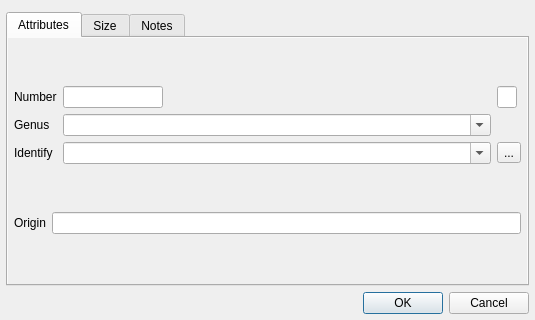
Qt form project-components/forms/features.ui (ArthurLion97/fossildigtools) before a commit.
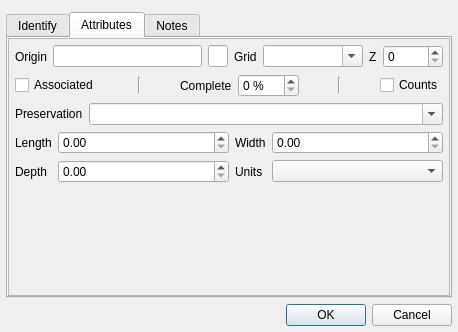
The same form after that commit. Icons and pictures are not drawn.

The edit to the form file:
```diff
--- a/project-components/forms/features.ui
+++ b/project-components/forms/features.ui
@@ -6,8 +6,8 @@
    <rect>
     <x>0</x>
     <y>0</y>
-    <width>535</width>
-    <height>320</height>
+    <width>458</width>
+    <height>332</height>
    </rect>
   </property>
   <property name="windowTitle">
@@ -31,9 +31,9 @@
      <property name="currentIndex">
       <number>0</number>
      </property>
-     <widget class="QWidget" name="attrTab">
+     <widget class="QWidget" name="identTab">
       <attribute name="title">
-       <string>Attributes</string>
+       <string>Identify</string>
       </attribute>
       <layout class="QVBoxLayout" name="verticalLayout_2">
        <property name="margin">
@@ -52,8 +52,8 @@
            <rect>
             <x>0</x>
             <y>0</y>
-            <width>517</width>
-            <height>243</height>
+            <width>440</width>
+            <height>255</height>
            </rect>
           </property>
           <layout class="QVBoxLayout" name="verticalLayout_3">
@@ -62,102 +62,202 @@
            </property>
            <item>
             <layout class="QGridLayout" name="gridLayout">
-             <item row="0" column="1">
-              <widget class="QLineEdit" name="number">
-               <property name="sizePolicy">
-                <sizepolicy hsizetype="Maximum" vsizetype="Fixed">
-                 <horstretch>0</horstretch>
-                 <verstretch>0</verstretch>
-                </sizepolicy>
-               </property>
-               <property name="minimumSize">
-                <size>
-                 <width>70</width>
-                 <height>0</height>
-                </size>
-               </property>
-               <property name="maximumSize">
-                <size>
-                 <width>100</width>
-                 <height>16777215</height>
-                </size>
-               </property>
-              </widget>
-             </item>
-             <item row="2" column="1">
-              <widget class="QComboBox" name="identify">
-               <property name="sizePolicy">
-                <sizepolicy hsizetype="Expanding" vsizetype="Fixed">
-                 <horstretch>0</horstretch>
-                 <verstretch>0</verstretch>
-                </sizepolicy>
-               </property>
-               <property name="minimumSize">
-                <size>
-                 <width>150</width>
-                 <height>0</height>
-                </size>
-               </property>
-               <property name="editable">
-                <bool>true</bool>
-               </property>
-              </widget>
-             </item>
-             <item row="1" column="1">
-              <widget class="QComboBox" name="genus">
-               <property name="sizePolicy">
-                <sizepolicy hsizetype="Expanding" vsizetype="Fixed">
-                 <horstretch>0</horstretch>
-                 <verstretch>0</verstretch>
-                </sizepolicy>
-               </property>
-               <property name="minimumSize">
-                <size>
-                 <width>150</width>
-                 <height>0</height>
-                </size>
-               </property>
-               <property name="editable">
-                <bool>true</bool>
-               </property>
-              </widget>
-             </item>
              <item row="0" column="0">
               <widget class="QLabel" name="label">
+               <property name="sizePolicy">
+                <sizepolicy hsizetype="Maximum" vsizetype="Preferred">
+                 <horstretch>0</horstretch>
+                 <verstretch>0</verstretch>
+                </sizepolicy>
+               </property>
                <property name="text">
                 <string>Number</string>
                </property>
               </widget>
              </item>
-             <item row="2" column="2">
-              <widget class="QToolButton" name="identBtn">
-               <property name="text">
-                <string>...</string>
-               </property>
-               <property name="icon">
-                <iconset resource="resources.qrc">
-                 <normaloff>:/fdt/icons/bone.svg</normaloff>:/fdt/icons/bone.svg</iconset>
-               </property>
-               <property name="popupMode">
-                <enum>QToolButton::InstantPopup</enum>
-               </property>
-              </widget>
+             <item row="1" column="1">
+              <layout class="QHBoxLayout" name="horizontalLayout_5">
+               <item>
+                <widget class="QComboBox" name="genus">
+                 <property name="sizePolicy">
+                  <sizepolicy hsizetype="Expanding" vsizetype="Fixed">
+                   <horstretch>0</horstretch>
+                   <verstretch>0</verstretch>
+                  </sizepolicy>
+                 </property>
+                 <property name="minimumSize">
+                  <size>
+                   <width>150</width>
+                   <height>0</height>
+                  </size>
+                 </property>
+                 <property name="editable">
+                  <bool>true</bool>
+                 </property>
+                </widget>
+               </item>
+               <item>
+                <spacer name="horizontalSpacer_2">
+                 <property name="orientation">
+                  <enum>Qt::Horizontal</enum>
+                 </property>
+                 <property name="sizeType">
+                  <enum>QSizePolicy::Fixed</enum>
+                 </property>
+                 <property name="sizeHint" stdset="0">
+                  <size>
+                   <width>38</width>
+                   <height>20</height>
+                  </size>
+                 </property>
+                </spacer>
+               </item>
+              </layout>
              </item>
-             <item row="0" column="2">
-              <widget class="QLineEdit" name="pkuid">
-               <property name="sizePolicy">
-                <sizepolicy hsizetype="Fixed" vsizetype="Fixed">
-                 <horstretch>0</horstretch>
-                 <verstretch>0</verstretch>
-                </sizepolicy>
-               </property>
-               <property name="maximumSize">
-                <size>
-                 <width>20</width>
-                 <height>16777215</height>
-                </size>
-               </property>
-              </widget>
+             <item row="0" column="1">
+              <layout class="QHBoxLayout" name="horizontalLayout">
+               <item>
+                <layout class="QHBoxLayout" name="horizontalLayout_7">
+                 <property name="spacing">
+                  <number>3</number>
+                 </property>
+                 <item>
+                  <widget class="QLineEdit" name="number">
+                   <property name="sizePolicy">
+                    <sizepolicy hsizetype="Maximum" vsizetype="Fixed">
+                     <horstretch>0</horstretch>
+                     <verstretch>0</verstretch>
+                    </sizepolicy>
+                   </property>
+                   <property name="minimumSize">
+                    <size>
+                     <width>70</width>
+                     <height>0</height>
+                    </size>
+                   </property>
+                   <property name="maximumSize">
+                    <size>
+                     <width>100</width>
+                     <height>16777215</height>
+                    </size>
+                   </property>
+                  </widget>
+                 </item>
+                 <item>
+                  <widget class="QPushButton" name="pushButton_2">
+                   <property name="maximumSize">
+                    <size>
+                     <width>20</width>
+                     <height>20</height>
+                    </size>
+                   </property>
+                   <property name="text">
+                    <string/>
+                   </property>
+                   <property name="icon">
+                    <iconset resource="resources.qrc">
+                     <normaloff>:/fdt/icons/locked.svg</normaloff>:/fdt/icons/locked.svg</iconset>
+                   </property>
+                   <property name="flat">
+                    <bool>true</bool>
+                   </property>
+                  </widget>
+                 </item>
+                </layout>
+               </item>
+               <item>
+                <widget class="QLineEdit" name="pkuid">
+                 <property name="sizePolicy">
+                  <sizepolicy hsizetype="Fixed" vsizetype="Fixed">
+                   <horstretch>0</horstretch>
+                   <verstretch>0</verstretch>
+                  </sizepolicy>
+                 </property>
+                 <property name="minimumSize">
+                  <size>
+                   <width>20</width>
+                   <height>0</height>
+                  </size>
+                 </property>
+                 <property name="maximumSize">
+                  <size>
+                   <width>20</width>
+                   <height>16777215</height>
+                  </size>
+                 </property>
+                </widget>
+               </item>
+               <item>
+                <widget class="Line" name="line_3">
+                 <property name="sizePolicy">
+                  <sizepolicy hsizetype="MinimumExpanding" vsizetype="Minimum">
+                   <horstretch>0</horstretch>
+                   <verstretch>0</verstretch>
+                  </sizepolicy>
+                 </property>
+                 <property name="maximumSize">
+                  <size>
+                   <width>16777215</width>
+                   <height>16</height>
+                  </size>
+                 </property>
+                 <property name="orientation">
+                  <enum>Qt::Vertical</enum>
+                 </property>
+                </widget>
+               </item>
+               <item>
+                <widget class="QLabel" name="label_6">
+                 <property name="text">
+                  <string>Block ID</string>
+                 </property>
+                </widget>
+               </item>
+               <item>
+                <widget class="QComboBox" name="block_id">
+                 <property name="editable">
+                  <bool>true</bool>
+                 </property>
+                </widget>
+               </item>
+              </layout>
+             </item>
+             <item row="2" column="1">
+              <layout class="QHBoxLayout" name="horizontalLayout_3">
+               <item>
+                <widget class="QComboBox" name="identify">
+                 <property name="sizePolicy">
+                  <sizepolicy hsizetype="Expanding" vsizetype="Fixed">
+                   <horstretch>0</horstretch>
+                   <verstretch>0</verstretch>
+                  </sizepolicy>
+                 </property>
+                 <property name="minimumSize">
+                  <size>
+                   <width>150</width>
+                   <height>0</height>
+                  </size>
+                 </property>
+                 <property name="editable">
+                  <bool>true</bool>
+                 </property>
+                </widget>
+               </item>
+               <item>
+                <widget class="QToolButton" name="identBtn">
+                 <property name="text">
+                  <string>...</string>
+                 </property>
+                 <property name="icon">
+                  <iconset resource="resources.qrc">
+                   <normaloff>:/fdt/icons/bone.svg</normaloff>:/fdt/icons/bone.svg</iconset>
+                 </property>
+                 <property name="popupMode">
+                  <enum>QToolButton::InstantPopup</enum>
+                 </property>
+                </widget>
+               </item>
+              </layout>
              </item>
              <item row="1" column="0">
               <widget class="QLabel" name="label_3">
@@ -188,28 +288,116 @@
             </layout>
            </item>
            <item>
-            <layout class="QGridLayout" name="gridLayout_3">
-             <item row="0" column="1">
-              <widget class="QLineEdit" name="origin"/>
+            <layout class="QHBoxLayout" name="horizontalLayout_4">
+             <item>
+              <widget class="QLabel" name="label_5">
+               <property name="sizePolicy">
+                <sizepolicy hsizetype="Maximum" vsizetype="Preferred">
+                 <horstretch>0</horstretch>
+                 <verstretch>0</verstretch>
+                </sizepolicy>
+               </property>
+               <property name="text">
+                <string>L/R</string>
+               </property>
+              </widget>
              </item>
-             <item row="0" column="0">
-              <widget class="QLabel" name="label_7">
+             <item>
+              <widget class="QComboBox" name="left_right">
+               <property name="sizePolicy">
+                <sizepolicy hsizetype="Maximum" vsizetype="Fixed">
+                 <horstretch>0</horstretch>
+                 <verstretch>0</verstretch>
+                </sizepolicy>
+               </property>
+               <property name="maximumSize">
+                <size>
+                 <width>64</width>
+                 <height>16777215</height>
+                </size>
+               </property>
+              </widget>
+             </item>
+             <item>
+              <widget class="Line" name="line">
+               <property name="sizePolicy">
+                <sizepolicy hsizetype="MinimumExpanding" vsizetype="Minimum">
+                 <horstretch>0</horstretch>
+                 <verstretch>0</verstretch>
+                </sizepolicy>
+               </property>
+               <property name="maximumSize">
+                <size>
+                 <width>16777215</width>
+                 <height>16</height>
+                </size>
+               </property>
+               <property name="orientation">
+                <enum>Qt::Vertical</enum>
+               </property>
+              </widget>
+             </item>
+             <item>
+              <widget class="QCheckBox" name="fragment">
+               <property name="sizePolicy">
+                <sizepolicy hsizetype="Maximum" vsizetype="Fixed">
+                 <horstretch>0</horstretch>
+                 <verstretch>0</verstretch>
+                </sizepolicy>
+               </property>
                <property name="text">
-                <string>Origin</string>
+                <string>Frag</string>
                </property>
               </widget>
              </item>
             </layout>
            </item>
+           <item>
+            <layout class="QHBoxLayout" name="horizontalLayout_9">
+             <item>
+              <widget class="QLabel" name="label_17">
+               <property name="sizePolicy">
+                <sizepolicy hsizetype="Maximum" vsizetype="Preferred">
+                 <horstretch>0</horstretch>
+                 <verstretch>0</verstretch>
+                </sizepolicy>
+               </property>
+               <property name="text">
+                <string>Ontogeny</string>
+               </property>
+              </widget>
+             </item>
+             <item>
+              <widget class="QComboBox" name="ontogeny">
+               <property name="editable">
+                <bool>true</bool>
+               </property>
+              </widget>
+             </item>
+            </layout>
+           </item>
+           <item>
+            <spacer name="verticalSpacer">
+             <property name="orientation">
+              <enum>Qt::Vertical</enum>
+             </property>
+             <property name="sizeHint" stdset="0">
+              <size>
+               <width>20</width>
+               <height>0</height>
+              </size>
+             </property>
+            </spacer>
+           </item>
           </layout>
          </widget>
         </widget>
        </item>
       </layout>
      </widget>
-     <widget class="QWidget" name="sizeTab">
+     <widget class="QWidget" name="attrTab">
       <attribute name="title">
-       <string>Size</string>
+       <string>Attributes</string>
       </attribute>
       <layout class="QVBoxLayout" name="verticalLayout_4">
        <property name="margin">
@@ -225,32 +413,325 @@
            <rect>
             <x>0</x>
             <y>0</y>
-            <width>515</width>
-            <height>241</height>
+            <width>438</width>
+            <height>253</height>
            </rect>
           </property>
           <layout class="QVBoxLayout" name="verticalLayout_5">
            <property name="margin">
             <number>6</number>
            </property>
+           <item>
+            <layout class="QGridLayout" name="gridLayout_3">
+             <item row="0" column="0">
+              <widget class="QLabel" name="label_7">
+               <property name="sizePolicy">
+                <sizepolicy hsizetype="Maximum" vsizetype="Preferred">
+                 <horstretch>0</horstretch>
+                 <verstretch>0</verstretch>
+                </sizepolicy>
+               </property>
+               <property name="text">
+                <string>Origin</string>
+               </property>
+              </widget>
+             </item>
+             <item row="0" column="2">
+              <widget class="QLineEdit" name="origin">
+               <property name="sizePolicy">
+                <sizepolicy hsizetype="Fixed" vsizetype="Fixed">
+                 <horstretch>0</horstretch>
+                 <verstretch>0</verstretch>
+                </sizepolicy>
+               </property>
+               <property name="minimumSize">
+                <size>
+                 <width>20</width>
+                 <height>0</height>
+                </size>
+               </property>
+               <property name="maximumSize">
+                <size>
+                 <width>20</width>
+                 <height>16777215</height>
+                </size>
+               </property>
+              </widget>
+             </item>
+             <item row="0" column="3">
+              <widget class="QLabel" name="label_4">
+               <property name="sizePolicy">
+                <sizepolicy hsizetype="Maximum" vsizetype="Preferred">
+                 <horstretch>0</horstretch>
+                 <verstretch>0</verstretch>
+                </sizepolicy>
+               </property>
+               <property name="text">
+                <string>Grid</string>
+               </property>
+              </widget>
+             </item>
+             <item row="0" column="1">
+              <widget class="QLineEdit" name="originName"/>
+             </item>
+             <item row="0" column="4">
+              <widget class="QComboBox" name="grid">
+               <property name="sizePolicy">
+                <sizepolicy hsizetype="Expanding" vsizetype="Fixed">
+                 <horstretch>0</horstretch>
+                 <verstretch>0</verstretch>
+                </sizepolicy>
+               </property>
+               <property name="minimumSize">
+                <size>
+                 <width>70</width>
+                 <height>0</height>
+                </size>
+               </property>
+               <property name="maximumSize">
+                <size>
+                 <width>100</width>
+                 <height>16777215</height>
+                </size>
+               </property>
+               <property name="editable">
+                <bool>true</bool>
+               </property>
+              </widget>
+             </item>
+             <item row="0" column="5">
+              <widget class="QLabel" name="label_18">
+               <property name="sizePolicy">
+                <sizepolicy hsizetype="Maximum" vsizetype="Preferred">
+                 <horstretch>0</horstretch>
+                 <verstretch>0</verstretch>
+                </sizepolicy>
+               </property>
+               <property name="text">
+                <string>Z</string>
+               </property>
+              </widget>
+             </item>
+             <item row="0" column="6">
+              <widget class="QSpinBox" name="z_order">
+               <property name="minimumSize">
+                <size>
+                 <width>60</width>
+                 <height>0</height>
+                </size>
+               </property>
+               <property name="maximumSize">
+                <size>
+                 <width>60</width>
+                 <height>16777215</height>
+                </size>
+               </property>
+              </widget>
+             </item>
+            </layout>
+           </item>
+           <item>
+            <layout class="QHBoxLayout" name="horizontalLayout_8">
+             <item>
+              <widget class="QCheckBox" name="associated">
+               <property name="sizePolicy">
+                <sizepolicy hsizetype="Maximum" vsizetype="Fixed">
+                 <horstretch>0</horstretch>
+                 <verstretch>0</verstretch>
+                </sizepolicy>
+               </property>
+               <property name="text">
+                <string>Associated</string>
+               </property>
+              </widget>
+             </item>
+             <item>
+              <widget class="Line" name="line_4">
+               <property name="sizePolicy">
+                <sizepolicy hsizetype="MinimumExpanding" vsizetype="Minimum">
+                 <horstretch>0</horstretch>
+                 <verstretch>0</verstretch>
+                </sizepolicy>
+               </property>
+               <property name="maximumSize">
+                <size>
+                 <width>16777215</width>
+                 <height>16</height>
+                </size>
+               </property>
+               <property name="orientation">
+                <enum>Qt::Vertical</enum>
+               </property>
+              </widget>
+             </item>
+             <item>
+              <widget class="QLabel" name="label_16">
+               <property name="sizePolicy">
+                <sizepolicy hsizetype="Maximum" vsizetype="Preferred">
+                 <horstretch>0</horstretch>
+                 <verstretch>0</verstretch>
+                </sizepolicy>
+               </property>
+               <property name="text">
+                <string>Complete</string>
+               </property>
+              </widget>
+             </item>
+             <item>
+              <widget class="QSpinBox" name="percent">
+               <property name="sizePolicy">
+                <sizepolicy hsizetype="Maximum" vsizetype="Fixed">
+                 <horstretch>0</horstretch>
+                 <verstretch>0</verstretch>
+                </sizepolicy>
+               </property>
+               <property name="suffix">
+                <string> %</string>
+               </property>
+               <property name="maximum">
+                <number>100</number>
+               </property>
+              </widget>
+             </item>
+             <item>
+              <widget class="Line" name="line_5">
+               <property name="sizePolicy">
+                <sizepolicy hsizetype="MinimumExpanding" vsizetype="Minimum">
+                 <horstretch>0</horstretch>
+                 <verstretch>0</verstretch>
+                </sizepolicy>
+               </property>
+               <property name="maximumSize">
+                <size>
+                 <width>16777215</width>
+                 <height>16</height>
+                </size>
+               </property>
+               <property name="orientation">
+                <enum>Qt::Vertical</enum>
+               </property>
+              </widget>
+             </item>
+             <item>
+              <widget class="QCheckBox" name="counts">
+               <property name="sizePolicy">
+                <sizepolicy hsizetype="Maximum" vsizetype="Fixed">
+                 <horstretch>0</horstretch>
+                 <verstretch>0</verstretch>
+                </sizepolicy>
+               </property>
+               <property name="text">
+                <string>Counts</string>
+               </property>
+              </widget>
+             </item>
+            </layout>
+           </item>
+           <item>
+            <layout class="QHBoxLayout" name="horizontalLayout_6">
+             <item>
+              <widget class="QLabel" name="label_20">
+               <property name="sizePolicy">
+                <sizepolicy hsizetype="Maximum" vsizetype="Preferred">
+                 <horstretch>0</horstretch>
+                 <verstretch>0</verstretch>
+                </sizepolicy>
+               </property>
+               <property name="text">
+                <string>Preservation</string>
+               </property>
+              </widget>
+             </item>
+             <item>
+              <widget class="QComboBox" name="preservation">
+               <property name="editable">
+                <bool>true</bool>
+               </property>
+              </widget>
+             </item>
+            </layout>
+           </item>
            <item>
             <layout class="QGridLayout" name="gridLayout_4">
-             <item row="0" column="1">
-              <widget class="QLineEdit" name="units">
-               <property name="text">
-                <string>mm</string>
-               </property>
-              </widget>
+             <item row="0" column="3">
+              <widget class="QDoubleSpinBox" name="width"/>
              </item>
-             <item row="0" column="0">
+             <item row="1" column="2">
               <widget class="QLabel" name="label_10">
+               <property name="sizePolicy">
+                <sizepolicy hsizetype="Maximum" vsizetype="Preferred">
+                 <horstretch>0</horstretch>
+                 <verstretch>0</verstretch>
+                </sizepolicy>
+               </property>
                <property name="text">
                 <string>Units</string>
                </property>
               </widget>
              </item>
+             <item row="1" column="1">
+              <widget class="QDoubleSpinBox" name="depth"/>
+             </item>
+             <item row="1" column="3">
+              <widget class="QComboBox" name="units"/>
+             </item>
+             <item row="0" column="2">
+              <widget class="QLabel" name="label_9">
+               <property name="sizePolicy">
+                <sizepolicy hsizetype="Maximum" vsizetype="Preferred">
+                 <horstretch>0</horstretch>
+                 <verstretch>0</verstretch>
+                </sizepolicy>
+               </property>
+               <property name="text">
+                <string>Width</string>
+               </property>
+              </widget>
+             </item>
+             <item row="1" column="0">
+              <widget class="QLabel" name="label_13">
+               <property name="sizePolicy">
+                <sizepolicy hsizetype="Maximum" vsizetype="Preferred">
+                 <horstretch>0</horstretch>
+                 <verstretch>0</verstretch>
+                </sizepolicy>
+               </property>
+               <property name="text">
+                <string>Depth</string>
+               </property>
+              </widget>
+             </item>
+             <item row="0" column="1">
+              <widget class="QDoubleSpinBox" name="length"/>
+             </item>
+             <item row="0" column="0">
+              <widget class="QLabel" name="label_14">
+               <property name="sizePolicy">
+                <sizepolicy hsizetype="Maximum" vsizetype="Preferred">
+                 <horstretch>0</horstretch>
+                 <verstretch>0</verstretch>
+                </sizepolicy>
+               </property>
+               <property name="text">
+                <string>Length</string>
+               </property>
+              </widget>
+             </item>
             </layout>
            </item>
+           <item>
+            <spacer name="verticalSpacer_2">
+             <property name="orientation">
+              <enum>Qt::Vertical</enum>
+             </property>
+             <property name="sizeHint" stdset="0">
+              <size>
+               <width>20</width>
+               <height>0</height>
+              </size>
+             </property>
+            </spacer>
+           </item>
           </layout>
          </widget>
         </widget>
```
Left out of the diff: 91 changed lines with no effect on the pictures.
